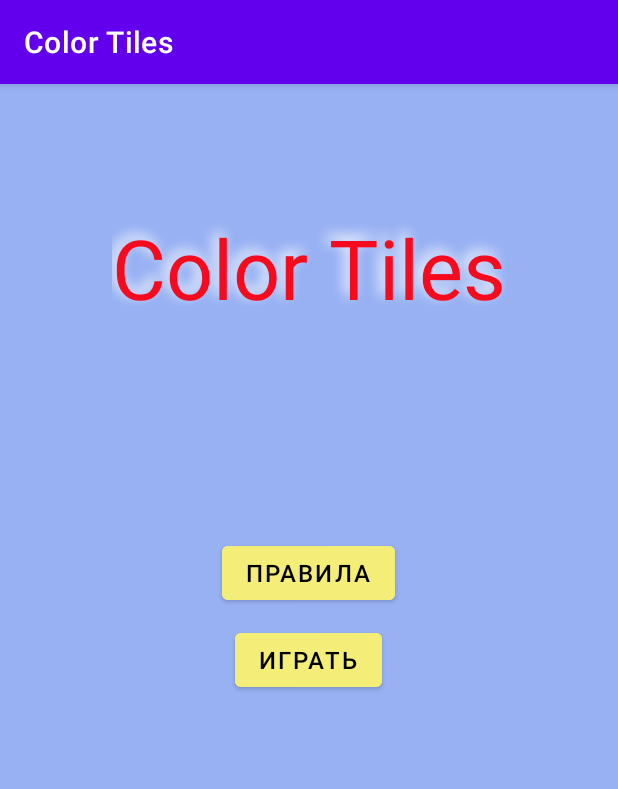
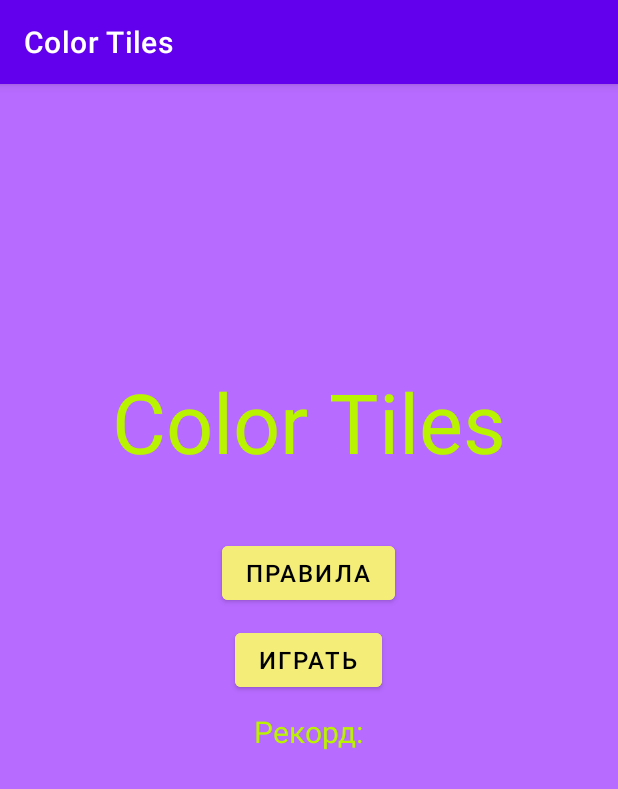
Before and after one commit to Vitamin941/ColorTiles, an Android app: the screen it shows after launch (MainActivity), on a phone screen of 412 x 824 dp. Shown: the top 789 px of the screen. Run offline under Robolectric (Android 15) with nearby library versions, the phone set to English and light mode, and no system bars.

Commit message:
add a record elapsed time
use Preference framework

```diff
--- a/app/src/main/java/ru/isu/math/colortiles/activities/GameActivity.kt
+++ b/app/src/main/java/ru/isu/math/colortiles/activities/GameActivity.kt
@@ -2,14 +2,15 @@ package ru.isu.math.colortiles.activities
 
 import android.content.Intent
 import android.graphics.drawable.ColorDrawable
-import androidx.appcompat.app.AppCompatActivity
 import android.os.Bundle
 import android.os.Handler
 import android.os.SystemClock
 import android.view.View
 import android.widget.Button
 import android.widget.Chronometer
+import androidx.appcompat.app.AppCompatActivity
 import ru.isu.math.colortiles.R
+
 
 class GameActivity : AppCompatActivity() {
     private var views: MutableList<List<View>> = mutableListOf()
@@ -106,6 +107,12 @@ class GameActivity : AppCompatActivity() {
         }
 
         if (isGameWin()) {
+            val settings = applicationContext.getSharedPreferences("appSettings", 0)
+            val editor = settings.edit()
+
+            val elapsedMillis: Long = SystemClock.elapsedRealtime() - chronometer.base
+            editor.putString("recordScore", "Рекорд: " + elapsedMillis / 1000 + " сек")
+            editor.commit()
             delay()
             return
         }
--- a/app/src/main/java/ru/isu/math/colortiles/activities/MainActivity.kt
+++ b/app/src/main/java/ru/isu/math/colortiles/activities/MainActivity.kt
@@ -3,15 +3,23 @@ package ru.isu.math.colortiles.activities
 import android.content.Intent
 import android.os.Bundle
 import android.view.View
+import android.widget.TextView
 import androidx.appcompat.app.AppCompatActivity
 import ru.isu.math.colortiles.R
 import ru.isu.math.colortiles.fragments.RulesDialogFragment
+
 
 class MainActivity : AppCompatActivity() {
 
     override fun onCreate(savedInstanceState: Bundle?) {
         super.onCreate(savedInstanceState)
         setContentView(R.layout.activity_main)
+        val recordView = findViewById<TextView>(R.id.record_view)
+
+        val settings = applicationContext.getSharedPreferences("appSettings", 0)
+        val recordTime = settings.getString("recordScore", "Рекорд:")
+        recordView.text = recordTime
+
     }
 
     fun play(view: View): Unit {
--- a/app/src/main/res/layout/activity_main.xml
+++ b/app/src/main/res/layout/activity_main.xml
@@ -2,20 +2,17 @@
 <RelativeLayout xmlns:android="http://schemas.android.com/apk/res/android"
     android:layout_width="match_parent"
     android:layout_height="match_parent"
-    android:background="@color/bright_color">
+    android:background="@color/background">
 
     <TextView
         android:layout_width="wrap_content"
         android:layout_height="wrap_content"
         android:layout_centerHorizontal="true"
-        android:layout_marginTop="85dp"
+        android:layout_marginBottom="30dp"
+        android:layout_above="@id/show_rules"
         android:text="@string/app_name"
         android:textColor="@color/title_color"
-        android:textSize="55sp"
-        android:shadowColor="@color/white"
-        android:shadowDx="-5"
-        android:shadowDy="-5"
-        android:shadowRadius="10"/>
+        android:textSize="55sp" />
 
 
     <Button
@@ -43,4 +40,14 @@
         android:textColor="@color/black"
         android:textSize="16sp" />
 
+    <TextView
+        android:id="@+id/record_view"
+        android:textColor="@color/record_color"
+        android:textSize="20sp"
+        android:layout_width="wrap_content"
+        android:layout_height="wrap_content"
+        android:layout_below="@id/play_game"
+        android:layout_centerHorizontal="true"
+        android:layout_marginTop="10dp"/>
+
 </RelativeLayout>
--- a/app/src/main/res/values/colors.xml
+++ b/app/src/main/res/values/colors.xml
@@ -10,8 +10,9 @@
     <color name="dark_color">#2553F8</color>
     <color name="bright_color">#97B1F3</color>
     <color name="system_color">#F4EE79</color>
-    <color name="background_color">#9984FFFF</color>
 
     <color name="ic_launcher_my_background">#E0E595</color>
-    <color name="title_color">#F60A1E</color>
+    <color name="background">#BF9F3AFF</color>
+    <color name="title_color">#BAF300</color>
+    <color name="record_color">#BAF300</color>
 </resources>
```
